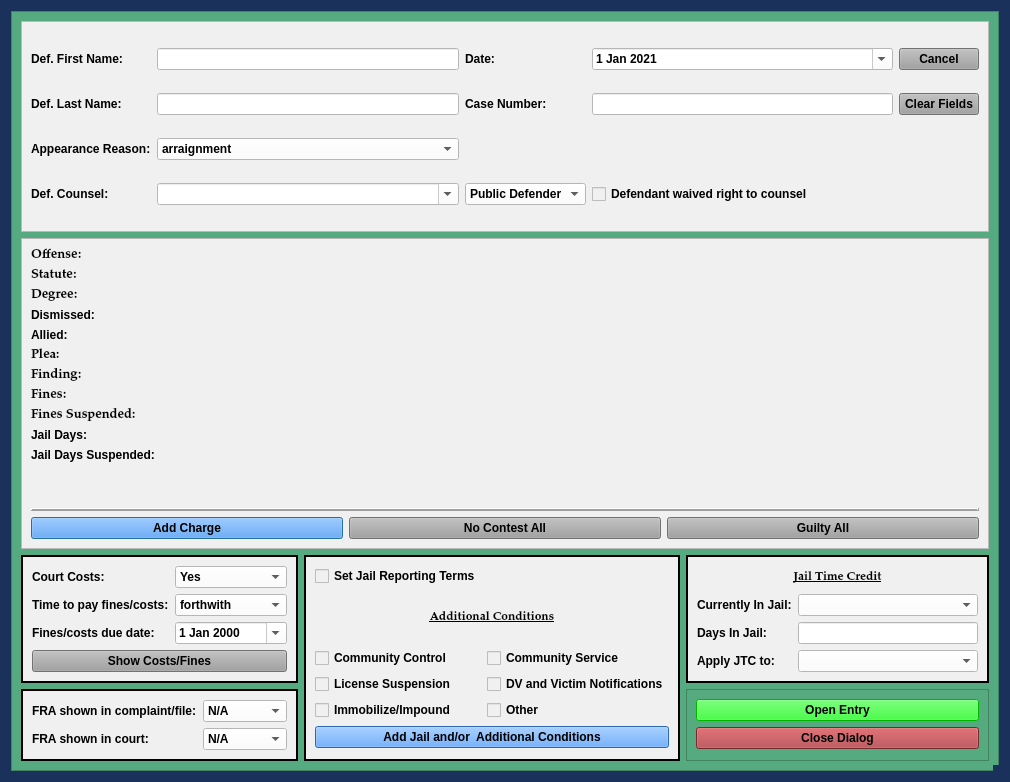
Above: package/views/ui/JailCCPleaDialog.ui from HunterProgram22/MuniEntry before the change. Below: the same form after it.
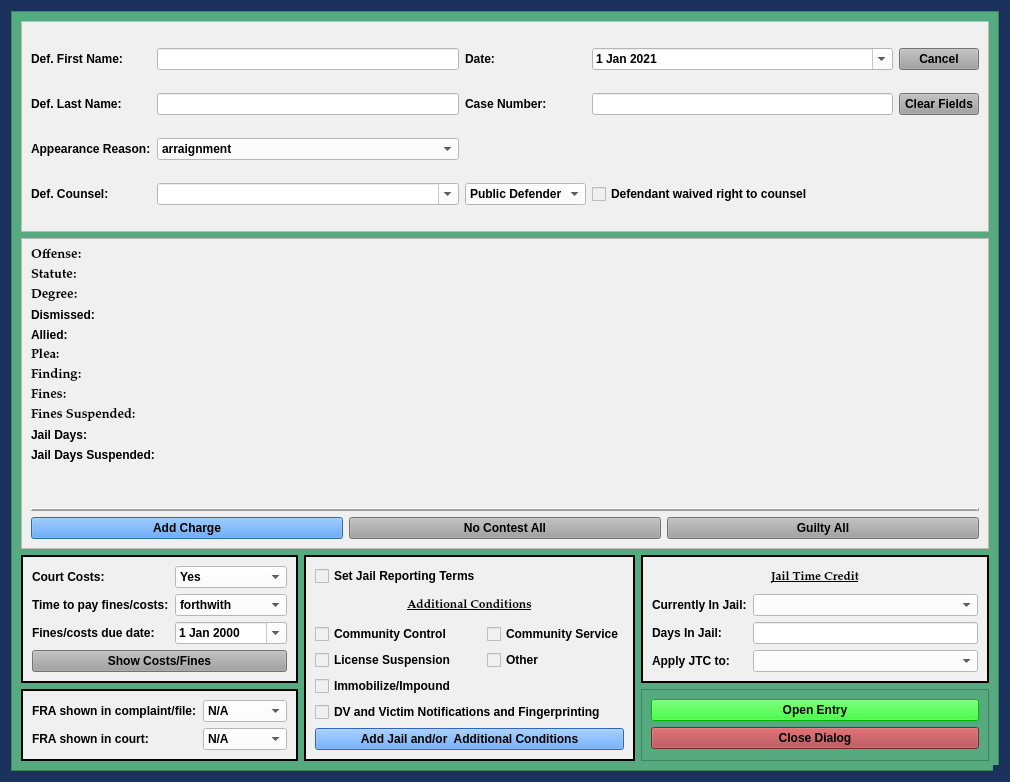
That is the form after the change.

Commit message: Added fingerprinting to community control and updated template spacing.

Diff of the .ui file:
```diff
--- a/package/views/ui/JailCCPleaDialog.ui
+++ b/package/views/ui/JailCCPleaDialog.ui
@@ -1063,7 +1063,7 @@
          <property name="lineWidth">
           <number>2</number>
          </property>
-         <layout class="QGridLayout" name="gridLayout_5" rowstretch="0,0,0,0,0,0,0,0,0">
+         <layout class="QGridLayout" name="gridLayout_5" rowstretch="0,0,0,0,0,0,0,0,0,0">
           <item row="2" column="0" colspan="3">
            <widget class="QLabel" name="add_conditions_label">
             <property name="maximumSize">
@@ -1090,7 +1090,7 @@
             </property>
            </widget>
           </item>
-          <item row="8" column="0" colspan="3">
+          <item row="9" column="0" colspan="3">
            <widget class="QPushButton" name="add_conditions_Button">
             <property name="styleSheet">
              <string notr="true">background-color: rgb(62, 146, 255)</string>
@@ -1103,6 +1103,13 @@
             </property>
            </widget>
           </item>
+          <item row="4" column="2">
+           <widget class="QCheckBox" name="community_service_checkBox">
+            <property name="text">
+             <string>Community Service</string>
+            </property>
+           </widget>
+          </item>
           <item row="4" column="0">
            <widget class="QCheckBox" name="community_control_checkBox">
             <property name="text">
@@ -1110,21 +1117,35 @@
             </property>
            </widget>
           </item>
-          <item row="5" column="2">
+          <item row="6" column="0">
+           <widget class="QCheckBox" name="impoundment_checkBox">
+            <property name="text">
+             <string>Immobilize/Impound</string>
+            </property>
+           </widget>
+          </item>
+          <item row="1" column="0" colspan="2">
+           <widget class="QCheckBox" name="jail_checkBox">
+            <property name="text">
+             <string>Set Jail Reporting Terms</string>
+            </property>
+           </widget>
+          </item>
+          <item row="7" column="0" colspan="3">
            <widget class="QCheckBox" name="victim_notification_checkBox">
             <property name="text">
-             <string>DV and Victim Notifications</string>
+             <string>DV and Victim Notifications and Fingerprinting</string>
             </property>
            </widget>
           </item>
-          <item row="4" column="2">
-           <widget class="QCheckBox" name="community_service_checkBox">
+          <item row="5" column="0">
+           <widget class="QCheckBox" name="license_suspension_checkBox">
             <property name="text">
-             <string>Community Service</string>
+             <string>License Suspension</string>
             </property>
            </widget>
           </item>
-          <item row="6" column="2">
+          <item row="5" column="2">
            <widget class="QCheckBox" name="other_conditions_checkBox">
             <property name="enabled">
              <bool>true</bool>
@@ -1137,27 +1158,6 @@
             </property>
            </widget>
           </item>
-          <item row="6" column="0">
-           <widget class="QCheckBox" name="impoundment_checkBox">
-            <property name="text">
-             <string>Immobilize/Impound</string>
-            </property>
-           </widget>
-          </item>
-          <item row="5" column="0">
-           <widget class="QCheckBox" name="license_suspension_checkBox">
-            <property name="text">
-             <string>License Suspension</string>
-            </property>
-           </widget>
-          </item>
-          <item row="1" column="0" colspan="2">
-           <widget class="QCheckBox" name="jail_checkBox">
-            <property name="text">
-             <string>Set Jail Reporting Terms</string>
-            </property>
-           </widget>
-          </item>
          </layout>
         </widget>
        </item>
```
Left out of the diff: 2 changed lines with no effect on the pictures. The commit also changes 9 other files.
